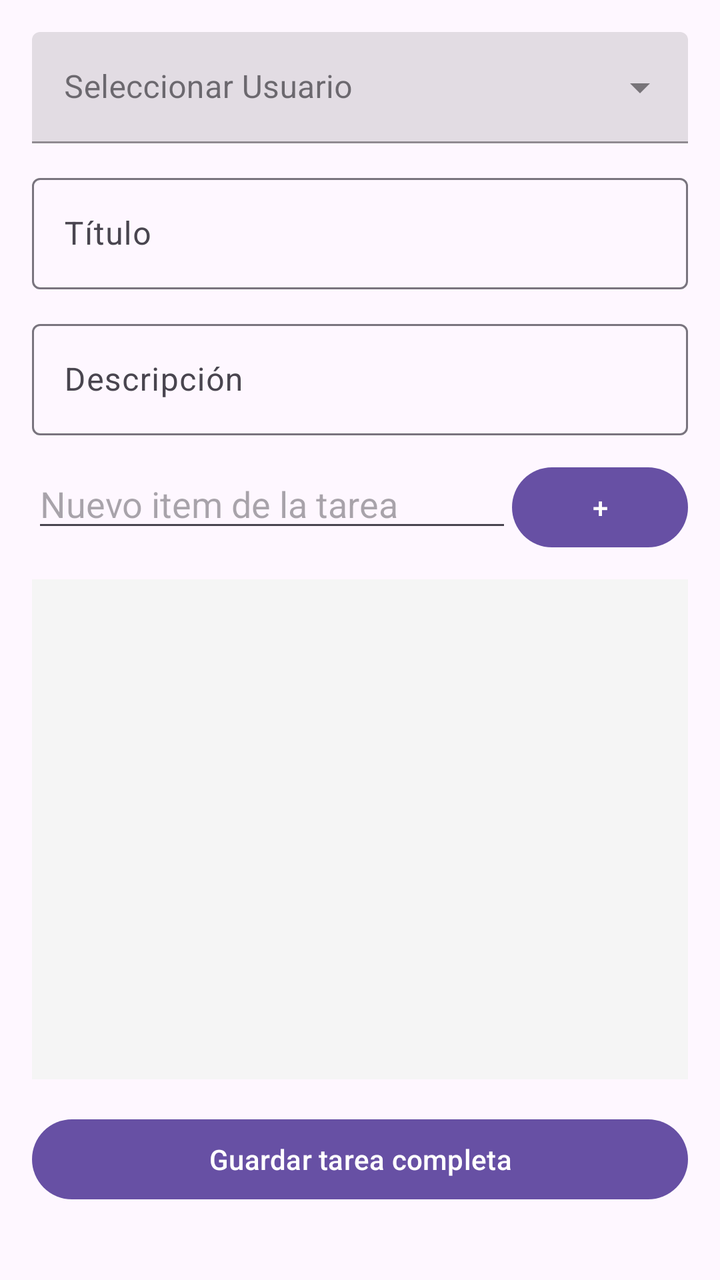
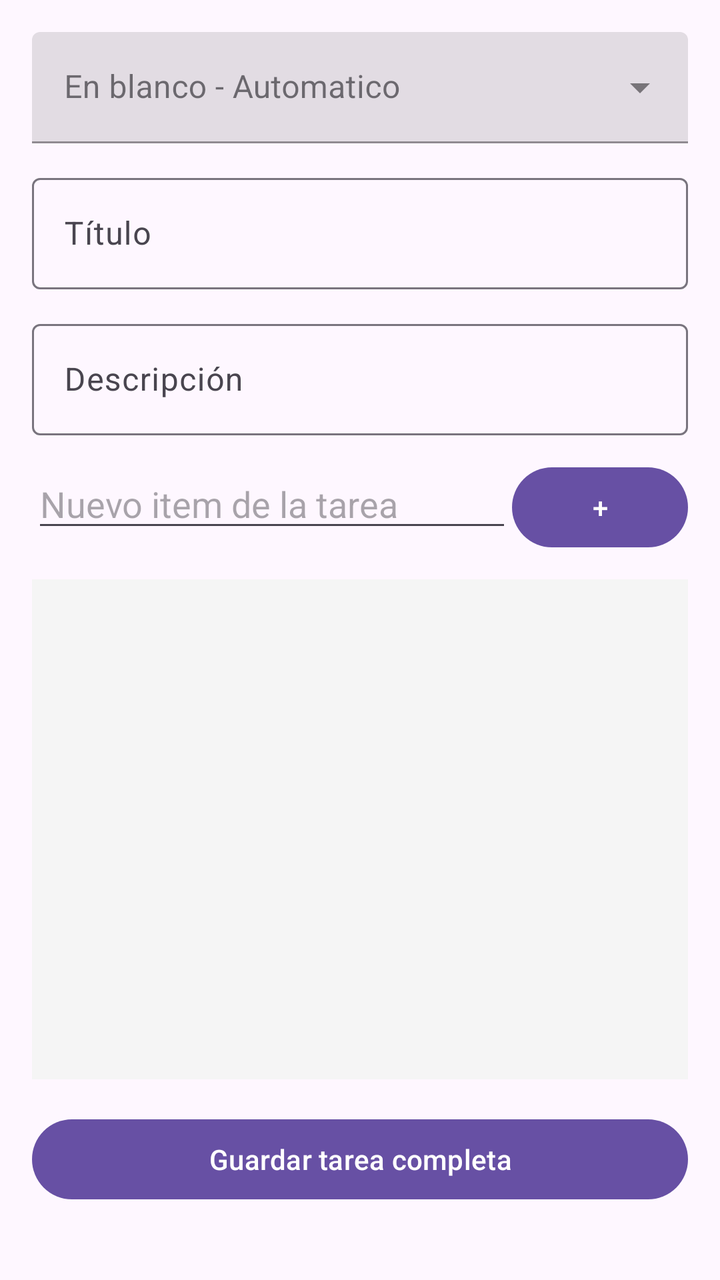

Two renders of the same Android screen: before a commit and after it. Below are the layout's source before the change and the commit's diff.
<!-- AndroidManifest.xml: application theme Theme.NotasXML -->
<!-- res/layout/fragment_agregar_tarea.xml -->
<ScrollView xmlns:android="http://schemas.android.com/apk/res/android"
    xmlns:app="http://schemas.android.com/apk/res-auto"
    android:layout_width="match_parent"
    android:layout_height="match_parent">

    <LinearLayout
        android:layout_width="match_parent"
        android:layout_height="wrap_content"
        android:orientation="vertical"
        android:padding="16dp">

        <com.google.android.material.textfield.TextInputLayout
            style="@style/Widget.MaterialComponents.TextInputLayout.FilledBox.ExposedDropdownMenu"
            android:layout_width="match_parent"
            android:layout_height="wrap_content"
            android:hint="Seleccionar Usuario"
            android:layout_marginBottom="12dp">

            <com.google.android.material.textfield.MaterialAutoCompleteTextView
                android:id="@+id/dropUsuarios"
                android:layout_width="match_parent"
                android:layout_height="wrap_content"
                android:inputType="none" />
        </com.google.android.material.textfield.TextInputLayout>

        <com.google.android.material.textfield.TextInputLayout
            android:layout_width="match_parent"
            android:layout_height="wrap_content"
            android:hint="Título"
            android:layout_marginBottom="12dp">
            <com.google.android.material.textfield.TextInputEditText
                android:id="@+id/etTitulo"
                android:layout_width="match_parent"
                android:layout_height="wrap_content"/>
        </com.google.android.material.textfield.TextInputLayout>

        <com.google.android.material.textfield.TextInputLayout
            android:layout_width="match_parent"
            android:layout_height="wrap_content"
            android:hint="Descripción"
            android:layout_marginBottom="12dp">
            <com.google.android.material.textfield.TextInputEditText
                android:id="@+id/etDescripcion"
                android:layout_width="match_parent"
                android:layout_height="wrap_content"/>
        </com.google.android.material.textfield.TextInputLayout>

        <LinearLayout
            android:layout_width="match_parent"
            android:layout_height="wrap_content"
            android:orientation="horizontal"
            android:layout_marginBottom="12dp">
            <EditText
                android:id="@+id/etNuevoItem"
                android:layout_width="0dp"
                android:layout_height="wrap_content"
                android:layout_weight="1"
                android:hint="Nuevo item de la tarea"/>
            <Button
                android:id="@+id/btnAgregarItem"
                android:layout_width="wrap_content"
                android:layout_height="wrap_content"
                android:text="+" />
        </LinearLayout>

        <androidx.recyclerview.widget.RecyclerView
            android:id="@+id/rvItems"
            android:layout_width="match_parent"
            android:layout_height="250dp"
            android:background="#F5F5F5"/>

        <Button
            android:id="@+id/btnGuardar"
            android:layout_width="match_parent"
            android:layout_height="wrap_content"
            android:layout_marginTop="16dp"
            android:text="Guardar tarea completa" />
    </LinearLayout>
</ScrollView>
<!-- resources referenced by this layout -->
<resources>
  <style name="Theme.NotasXML" parent="Base.Theme.NotasXML" />
  <style name="Base.Theme.NotasXML" parent="Theme.Material3.DayNight.NoActionBar">
          
          
      </style>
</resources>

<!-- the commit's change to res/layout/fragment_agregar_tarea.xml (unified diff, before → after) -->
@@ -13,7 +13,7 @@
             style="@style/Widget.MaterialComponents.TextInputLayout.FilledBox.ExposedDropdownMenu"
             android:layout_width="match_parent"
             android:layout_height="wrap_content"
-            android:hint="Seleccionar Usuario"
+            android:hint="En blanco - Automatico"
             android:layout_marginBottom="12dp">
 
             <com.google.android.material.textfield.MaterialAutoCompleteTextView
